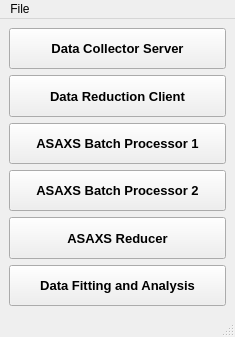
The window that UI_Forms/XAnoS.ui (chemmatcars/XAnoS) describes before a commit, drawn with Qt 5.
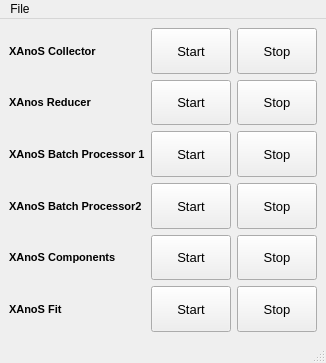
The same window after the commit.

Commit message: Updated ASAXS_Widget and Fit_Widget

```diff
--- a/UI_Forms/XAnoS.ui
+++ b/UI_Forms/XAnoS.ui
@@ -6,8 +6,8 @@
    <rect>
     <x>0</x>
     <y>0</y>
-    <width>235</width>
-    <height>337</height>
+    <width>320</width>
+    <height>363</height>
    </rect>
   </property>
   <property name="sizePolicy">
@@ -20,11 +20,25 @@
    <string>XAnoS</string>
   </property>
   <widget class="QWidget" name="centralwidget">
-   <layout class="QVBoxLayout" name="verticalLayout">
-    <item>
-     <widget class="QPushButton" name="DataCollectorPushButton">
+   <layout class="QGridLayout" name="gridLayout">
+    <item row="0" column="0">
+     <widget class="QLabel" name="Data_Collector_Server_Label">
+      <property name="font">
+       <font>
+        <pointsize>8</pointsize>
+        <weight>75</weight>
+        <bold>true</bold>
+       </font>
+      </property>
+      <property name="text">
+       <string>XAnoS Collector</string>
+      </property>
+     </widget>
+    </item>
+    <item row="0" column="1">
+     <widget class="QPushButton" name="Start_Data_Collector_Server_PushButton">
       <property name="sizePolicy">
-       <sizepolicy hsizetype="Minimum" vsizetype="Expanding">
+       <sizepolicy hsizetype="Expanding" vsizetype="Expanding">
         <horstretch>0</horstretch>
         <verstretch>0</verstretch>
        </sizepolicy>
@@ -32,19 +46,17 @@
       <property name="font">
        <font>
         <pointsize>10</pointsize>
-        <weight>75</weight>
-        <bold>true</bold>
        </font>
       </property>
       <property name="text">
-       <string>Data Collector Server</string>
+       <string>Start</string>
       </property>
      </widget>
     </item>
-    <item>
-     <widget class="QPushButton" name="DataReductionPushButton">
+    <item row="0" column="2">
+     <widget class="QPushButton" name="Stop_Data_Collector_Server_PushButton">
       <property name="sizePolicy">
-       <sizepolicy hsizetype="Minimum" vsizetype="Expanding">
+       <sizepolicy hsizetype="Expanding" vsizetype="Expanding">
         <horstretch>0</horstretch>
         <verstretch>0</verstretch>
        </sizepolicy>
@@ -52,19 +64,31 @@
       <property name="font">
        <font>
         <pointsize>10</pointsize>
+       </font>
+      </property>
+      <property name="text">
+       <string>Stop</string>
+      </property>
+     </widget>
+    </item>
+    <item row="1" column="0">
+     <widget class="QLabel" name="Data_Reduction_Client_Label">
+      <property name="font">
+       <font>
+        <pointsize>8</pointsize>
         <weight>75</weight>
         <bold>true</bold>
        </font>
       </property>
       <property name="text">
-       <string>Data Reduction Client</string>
+       <string>XAnos Reducer</string>
       </property>
      </widget>
     </item>
-    <item>
-     <widget class="QPushButton" name="BatchProcessor1PushButton">
+    <item row="1" column="1">
+     <widget class="QPushButton" name="Start_Data_Reduction_Client_PushButton">
       <property name="sizePolicy">
-       <sizepolicy hsizetype="Minimum" vsizetype="Expanding">
+       <sizepolicy hsizetype="Expanding" vsizetype="Expanding">
         <horstretch>0</horstretch>
         <verstretch>0</verstretch>
        </sizepolicy>
@@ -72,19 +96,49 @@
       <property name="font">
        <font>
         <pointsize>10</pointsize>
+       </font>
+      </property>
+      <property name="text">
+       <string>Start</string>
+      </property>
+     </widget>
+    </item>
+    <item row="1" column="2">
+     <widget class="QPushButton" name="Stop_Data_Reduction_Client_PushButton">
+      <property name="sizePolicy">
+       <sizepolicy hsizetype="Expanding" vsizetype="Expanding">
+        <horstretch>0</horstretch>
+        <verstretch>0</verstretch>
+       </sizepolicy>
+      </property>
+      <property name="font">
+       <font>
+        <pointsize>10</pointsize>
+       </font>
+      </property>
+      <property name="text">
+       <string>Stop</string>
+      </property>
+     </widget>
+    </item>
+    <item row="2" column="0">
+     <widget class="QLabel" name="Xanos_Batch_Processor_1_Label">
+      <property name="font">
+       <font>
+        <pointsize>8</pointsize>
         <weight>75</weight>
         <bold>true</bold>
        </font>
       </property>
       <property name="text">
-       <string>ASAXS Batch Processor 1</string>
+       <string>XAnoS Batch Processor 1</string>
       </property>
      </widget>
     </item>
-    <item>
-     <widget class="QPushButton" name="BatchProcessor2PushButton">
+    <item row="2" column="1">
+     <widget class="QPushButton" name="Start_ASAXS_Batch_Processor_1_PushButton">
       <property name="sizePolicy">
-       <sizepolicy hsizetype="Minimum" vsizetype="Expanding">
+       <sizepolicy hsizetype="Expanding" vsizetype="Expanding">
         <horstretch>0</horstretch>
         <verstretch>0</verstretch>
        </sizepolicy>
@@ -92,19 +146,49 @@
       <property name="font">
        <font>
         <pointsize>10</pointsize>
+       </font>
+      </property>
+      <property name="text">
+       <string>Start</string>
+      </property>
+     </widget>
+    </item>
+    <item row="2" column="2">
+     <widget class="QPushButton" name="Stop_ASAXS_Batch_Processor_1_PushButton">
+      <property name="sizePolicy">
+       <sizepolicy hsizetype="Expanding" vsizetype="Expanding">
+        <horstretch>0</horstretch>
+        <verstretch>0</verstretch>
+       </sizepolicy>
+      </property>
+      <property name="font">
+       <font>
+        <pointsize>10</pointsize>
+       </font>
+      </property>
+      <property name="text">
+       <string>Stop</string>
+      </property>
+     </widget>
+    </item>
+    <item row="3" column="0">
+     <widget class="QLabel" name="Xanos_Batch_Processor_2_Label">
+      <property name="font">
+       <font>
+        <pointsize>8</pointsize>
         <weight>75</weight>
         <bold>true</bold>
        </font>
       </property>
       <property name="text">
-       <string>ASAXS Batch Processor 2</string>
+       <string>XAnoS Batch Processor2</string>
       </property>
      </widget>
     </item>
-    <item>
-     <widget class="QPushButton" name="ASAXSReducerPushButton">
+    <item row="3" column="1">
+     <widget class="QPushButton" name="Start_ASAXS_Batch_Processor_2_PushButton">
       <property name="sizePolicy">
-       <sizepolicy hsizetype="Minimum" vsizetype="Expanding">
+       <sizepolicy hsizetype="Expanding" vsizetype="Expanding">
         <horstretch>0</horstretch>
         <verstretch>0</verstretch>
        </sizepolicy>
@@ -112,19 +196,49 @@
       <property name="font">
        <font>
         <pointsize>10</pointsize>
+       </font>
+      </property>
+      <property name="text">
+       <string>Start</string>
+      </property>
+     </widget>
+    </item>
+    <item row="3" column="2">
+     <widget class="QPushButton" name="Stop_ASAXS_Batch_Processor_2_PushButton">
+      <property name="sizePolicy">
+       <sizepolicy hsizetype="Expanding" vsizetype="Expanding">
+        <horstretch>0</horstretch>
+        <verstretch>0</verstretch>
+       </sizepolicy>
+      </property>
+      <property name="font">
+       <font>
+        <pointsize>10</pointsize>
+       </font>
+      </property>
+      <property name="text">
+       <string>Stop</string>
+      </property>
+     </widget>
+    </item>
+    <item row="4" column="0">
+     <widget class="QLabel" name="ASAXS_Comp_Reducer_Label">
+      <property name="font">
+       <font>
+        <pointsize>8</pointsize>
         <weight>75</weight>
         <bold>true</bold>
        </font>
       </property>
       <property name="text">
-       <string>ASAXS Reducer</string>
+       <string>XAnoS Components</string>
       </property>
      </widget>
     </item>
-    <item>
-     <widget class="QPushButton" name="DataFitAnalysisPushButton">
+    <item row="4" column="1">
+     <widget class="QPushButton" name="Start_ASAXS_Reducer_PushButton">
       <property name="sizePolicy">
-       <sizepolicy hsizetype="Minimum" vsizetype="Expanding">
+       <sizepolicy hsizetype="Expanding" vsizetype="Expanding">
         <horstretch>0</horstretch>
         <verstretch>0</verstretch>
        </sizepolicy>
@@ -132,12 +246,84 @@
       <property name="font">
        <font>
         <pointsize>10</pointsize>
+       </font>
+      </property>
+      <property name="autoFillBackground">
+       <bool>false</bool>
+      </property>
+      <property name="styleSheet">
+       <string notr="true"/>
+      </property>
+      <property name="text">
+       <string>Start</string>
+      </property>
+     </widget>
+    </item>
+    <item row="4" column="2">
+     <widget class="QPushButton" name="Stop_ASAXS_Reducer_PushButton">
+      <property name="sizePolicy">
+       <sizepolicy hsizetype="Expanding" vsizetype="Expanding">
+        <horstretch>0</horstretch>
+        <verstretch>0</verstretch>
+       </sizepolicy>
+      </property>
+      <property name="font">
+       <font>
+        <pointsize>10</pointsize>
+       </font>
+      </property>
+      <property name="text">
+       <string>Stop</string>
+      </property>
+     </widget>
+    </item>
+    <item row="5" column="0">
+     <widget class="QLabel" name="DataFittingLabel">
+      <property name="font">
+       <font>
+        <pointsize>8</pointsize>
         <weight>75</weight>
         <bold>true</bold>
        </font>
       </property>
       <property name="text">
-       <string>Data Fitting and Analysis</string>
+       <string>XAnoS Fit</string>
+      </property>
+     </widget>
+    </item>
+    <item row="5" column="1">
+     <widget class="QPushButton" name="Start_Data_Fitting_PushButton">
+      <property name="sizePolicy">
+       <sizepolicy hsizetype="Expanding" vsizetype="Expanding">
+        <horstretch>0</horstretch>
+        <verstretch>0</verstretch>
+       </sizepolicy>
+      </property>
+      <property name="font">
+       <font>
+        <pointsize>10</pointsize>
+       </font>
+      </property>
+      <property name="text">
+       <string>Start</string>
+      </property>
+     </widget>
+    </item>
+    <item row="5" column="2">
+     <widget class="QPushButton" name="Stop_Data_Fitting_PushButton">
+      <property name="sizePolicy">
+       <sizepolicy hsizetype="Expanding" vsizetype="Expanding">
+        <horstretch>0</horstretch>
+        <verstretch>0</verstretch>
+       </sizepolicy>
+      </property>
+      <property name="font">
+       <font>
+        <pointsize>10</pointsize>
+       </font>
+      </property>
+      <property name="text">
+       <string>Stop</string>
       </property>
      </widget>
     </item>
@@ -148,7 +334,7 @@
     <rect>
      <x>0</x>
      <y>0</y>
-     <width>235</width>
+     <width>320</width>
      <height>21</height>
     </rect>
    </property>
```
The commit also changes 15 other files.
